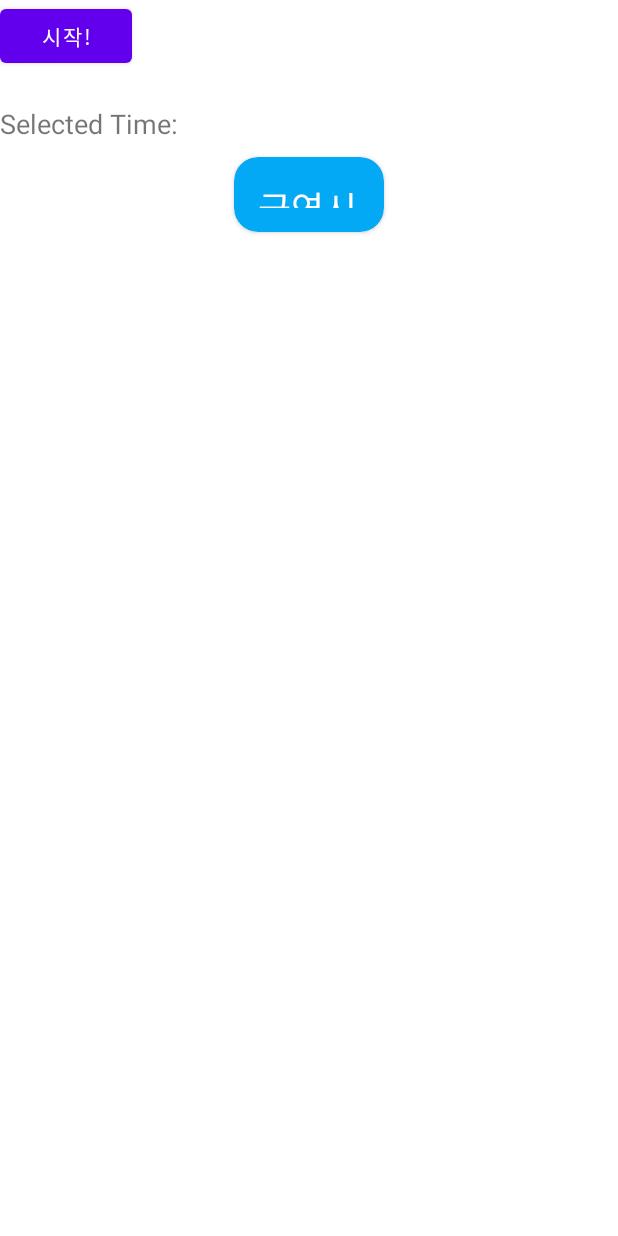
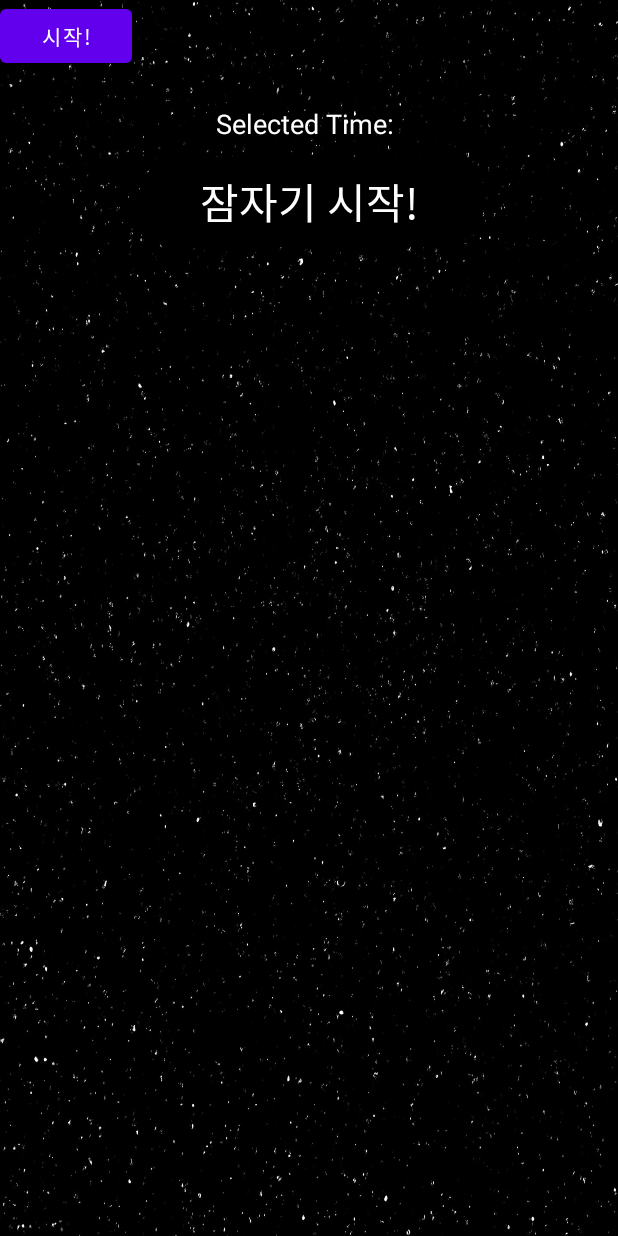
Before and after one commit to Yangnyeon/MyNutritional, an Android app: the layout fragment_nut_sleep.xml on its own in the app's theme, with its tools: preview values and no code run, on a phone screen of 412 x 824 dp. Run offline under Robolectric (Android 15) with nearby library versions, the phone set to English and light mode, and no system bars.

Commit message:
01 / 20 잠자리 시간대 추가

```diff
--- a/app/src/main/res/layout/fragment_nut_sleep.xml
+++ b/app/src/main/res/layout/fragment_nut_sleep.xml
@@ -5,9 +5,18 @@
     android:layout_height="match_parent"
     xmlns:app="http://schemas.android.com/apk/res-auto"
     tools:context=".nutSleep.nutSleepFragment"
+    android:background="@drawable/sleep_photo"
     android:orientation="vertical">
 
     <!-- TODO: Update blank fragment layout -->
+    <ScrollView
+        android:layout_width="match_parent"
+        android:layout_height="match_parent">
+
+    <LinearLayout
+        android:layout_width="match_parent"
+        android:layout_height="match_parent"
+        android:orientation="vertical">
 
     <Button
         android:layout_width="wrap_content"
@@ -28,30 +37,34 @@
         android:layout_height="wrap_content"
         android:layout_centerInParent="true"
         android:text="Selected Time: "
+        android:layout_gravity="center"
+        android:textColor="@color/white"
         android:textSize="18sp" />
 
 
             <androidx.cardview.widget.CardView
-        android:layout_width="100sp"
-        android:layout_height="50sp"
-        app:cardCornerRadius="16sp"
+                android:layout_width="220dp"
+                android:layout_height="60dp"
+                app:cardCornerRadius="20dp"
                 android:id="@+id/buttonPickTime"
-        android:backgroundTint="#03A9F4"
-        android:layout_marginTop="10sp"
+                android:layout_marginTop="10dp"
                 android:layout_gravity="center"
-        >
+                android:backgroundTint="@color/black">
 
                 <TextView
                     android:layout_width="match_parent"
-            android:layout_height="wrap_content"
-            android:textSize="24sp"
-            android:text="금연시작!"
-            android:padding="16sp"
-            android:textColor="#FFFFFF"
-            android:layout_gravity="center"/>
-
+                    android:layout_height="match_parent"
+                    android:gravity="center"
+                    android:textSize="28sp"
+                    android:text="잠자기 시작!"
+                    android:textColor="#FFFFFF"/>
 
             </androidx.cardview.widget.CardView>
+
+        <RelativeLayout
+            android:layout_width="match_parent"
+            android:layout_height="match_parent"
+            >
 
             <androidx.recyclerview.widget.RecyclerView
                 android:layout_width="match_parent"
@@ -60,4 +73,12 @@
                 android:overScrollMode="never"
                 ></androidx.recyclerview.widget.RecyclerView>
 
+
+        </RelativeLayout>
+
+
+
         </LinearLayout>
+    </ScrollView>
+
+</LinearLayout>
```
Also changed, not shown: app/src/main/java/com/example/nutritionalrecom/nutSleep/nutSleepFragment.kt (+64 -55 lines), app/src/main/res/drawable/sleep_photo.jpg (added). Lines whose indentation alone changed are shown as unchanged.
